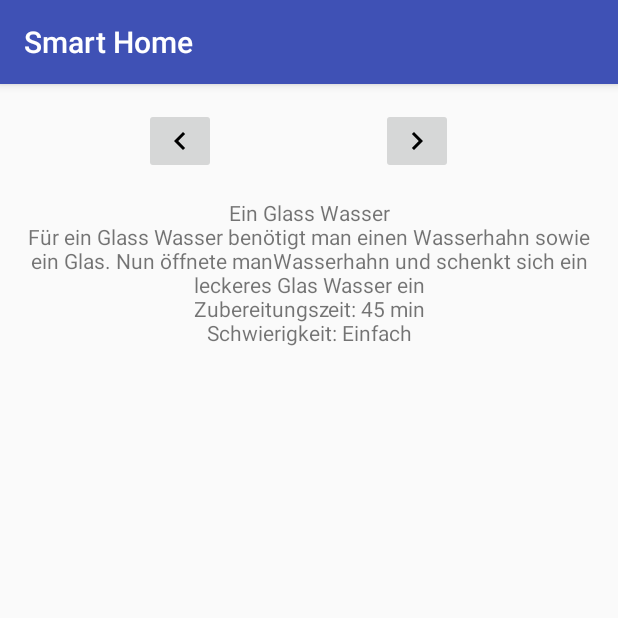
After one commit to beatmachine/UIST, an Android app: the DeviceKochbuchActivity screen opened directly, with no data from a screen before it, on a phone screen of 412 x 824 dp, the top half of it. The commit adds this screen. Run offline under Robolectric (Android 15) with nearby library versions, the light colour scheme and no system bars.

Commit message:
Kochbuch Activity

```diff
--- a/UISTInterface/app/src/main/AndroidManifest.xml
+++ b/UISTInterface/app/src/main/AndroidManifest.xml
@@ -47,10 +47,10 @@
         <activity
             android:name=".DeviceHifiActivity"
             android:screenOrientation="landscape" />
-
-        <activity android:name=".DeviceBlurayPlayerActivity"
-            android:screenOrientation="landscape"></activity>
-
+        <activity
+            android:name=".DeviceBlurayPlayerActivity"
+            android:screenOrientation="landscape" />
+        <activity android:name=".DeviceKochbuchActivity"></activity>
     </application>
 
 </manifest>
--- /dev/null
+++ b/UISTInterface/app/src/main/java/de/uulm/uist/uistinterface/DeviceKochbuchActivity.java
@@ -0,0 +1,96 @@
+package de.uulm.uist.uistinterface;
+
+import android.support.v7.app.AppCompatActivity;
+import android.os.Bundle;
+import android.view.View;
+import android.widget.ImageButton;
+import android.widget.TextView;
+
+/**
+ * Activity for the Kochbuch of the App
+ */
+public class DeviceKochbuchActivity extends AppCompatActivity {
+    //region Constants
+    private final String de_uulm_uist_uistinterface_KOCHREZEPTWASSER = "Ein Glass Wasser\n" +
+            "Für ein Glass Wasser benötigt man einen Wasserhahn sowie ein Glas. Nun öffnete man" +
+            "Wasserhahn und schenkt sich ein leckeres Glas Wasser ein" +
+            "\n" +
+            "Zubereitungszeit: 45 min" +
+            "\n" +
+            "Schwierigkeit: Einfach";
+    private final String getDe_uulm_uist_uistinterface_KOCHREZEPTPUDDING ="Ein Pudding\n"+
+            "Für einen Pudding benötigst du eine Packung Puddingpulver und ein Glas Wasser" +
+            "zum aufkochen. Dies dauert etwas eine halbe Stunde danach kannst du ihn in den " +
+            "Kühlschrank stellen damit er abkühlt." +
+            "\n" +
+            "Zubereitungszeit: 30 min" +
+            "\n" +
+            "Schwierigkeit: Veteran";
+    //endregion
+
+    //region Declaration
+    ImageButton kochbuch_links, kochbuch_rechts;
+
+    TextView kochbuch_rezepte;
+
+    //endregion
+    @Override
+    protected void onCreate(Bundle savedInstanceState) {
+        super.onCreate(savedInstanceState);
+        setContentView(R.layout.activity_device_kochbuch);
+
+        //region Initialization
+        kochbuch_links = (ImageButton) findViewById(R.id.kochbuch_device_imagebutton_links);
+        kochbuch_rechts= (ImageButton) findViewById(R.id.kochbuch_device_imagebutton_rechts);
+
+        kochbuch_rezepte = (TextView) findViewById(R.id.kochbuch_device_textview_rezepte);
+
+        kochbuch_rezepte.setText(de_uulm_uist_uistinterface_KOCHREZEPTWASSER);
+        //endregion
+
+        //region Listener
+        /**
+         * Set a Listener for the left Button
+         */
+        kochbuch_links.setOnClickListener(new View.OnClickListener() {
+            /**
+             * This will be called if the Button is clicked
+             * @param v The view where the click comes from
+             */
+            @Override
+            public void onClick(View v) {
+                if(!kochbuch_rezepte.getText().equals(de_uulm_uist_uistinterface_KOCHREZEPTWASSER))
+                kochbuch_rezepte.setText(de_uulm_uist_uistinterface_KOCHREZEPTWASSER);
+
+                else{
+                    kochbuch_rezepte.setText(getDe_uulm_uist_uistinterface_KOCHREZEPTPUDDING);
+                }
+                }
+
+
+        });
+
+        /**
+         * Set a Listener for the play Button
+         */
+        kochbuch_rechts.setOnClickListener(new View.OnClickListener() {
+            /**
+             * This will be called if the Button is clicked
+             * @param v The view where the click comes from
+             */
+            @Override
+            public void onClick(View v) {
+
+                if(!kochbuch_rezepte.getText().equals(de_uulm_uist_uistinterface_KOCHREZEPTWASSER)){
+                    kochbuch_rezepte.setText(de_uulm_uist_uistinterface_KOCHREZEPTWASSER);
+                 }
+                 else
+                {
+                    kochbuch_rezepte.setText(getDe_uulm_uist_uistinterface_KOCHREZEPTPUDDING);
+                }
+
+            }
+        });
+        //endregion
+    }
+}
--- a/UISTInterface/app/src/main/java/de/uulm/uist/uistinterface/RoomActivity.java
+++ b/UISTInterface/app/src/main/java/de/uulm/uist/uistinterface/RoomActivity.java
@@ -157,7 +157,7 @@ public class RoomActivity extends AppCompatActivity {
                     startActivity(intent);
                 }
                 else if (room.equals(de_uulm_uist_uistinterface_KUECHE)){
-                    Intent intent = new Intent(RoomActivity.this, DeviceFridgeActivity.class);
+                    Intent intent = new Intent(RoomActivity.this, DeviceKochbuchActivity.class);
                     startActivity(intent);
                 }
                 else if (room.equals(de_uulm_uist_uistinterface_BAD)){
--- /dev/null
+++ b/UISTInterface/app/src/main/res/layout/activity_device_kochbuch.xml
@@ -0,0 +1,46 @@
+<?xml version="1.0" encoding="utf-8"?>
+<android.support.constraint.ConstraintLayout xmlns:android="http://schemas.android.com/apk/res/android"
+    xmlns:app="http://schemas.android.com/apk/res-auto"
+    xmlns:tools="http://schemas.android.com/tools"
+    android:layout_width="match_parent"
+    android:layout_height="match_parent"
+    tools:context="de.uulm.uist.uistinterface.DeviceKochbuchActivity">
+
+    <TextView
+        android:id="@+id/kochbuch_device_textview_rezepte"
+        android:layout_width="0dp"
+        android:layout_height="0dp"
+        android:layout_marginBottom="7dp"
+        android:layout_marginLeft="8dp"
+        android:layout_marginRight="8dp"
+        android:layout_marginTop="16dp"
+        android:text="TextView"
+        android:textAlignment="center"
+        app:layout_constraintBottom_toBottomOf="parent"
+        app:layout_constraintHorizontal_bias="0.0"
+        app:layout_constraintLeft_toLeftOf="parent"
+        app:layout_constraintRight_toRightOf="parent"
+        app:layout_constraintTop_toBottomOf="@+id/kochbuch_device_imagebutton_rechts" />
+
+    <ImageButton
+        android:id="@+id/kochbuch_device_imagebutton_links"
+        android:layout_width="wrap_content"
+        android:layout_height="wrap_content"
+        app:srcCompat="@drawable/ic_chevron_left_black_24dp"
+        android:layout_marginLeft="96dp"
+        app:layout_constraintLeft_toLeftOf="parent"
+        android:layout_marginTop="16dp"
+        app:layout_constraintTop_toTopOf="parent" />
+
+    <ImageButton
+        android:id="@+id/kochbuch_device_imagebutton_rechts"
+        android:layout_width="wrap_content"
+        android:layout_height="wrap_content"
+        app:srcCompat="@drawable/ic_chevron_right_black_24dp"
+        android:layout_marginRight="16dp"
+        app:layout_constraintRight_toRightOf="parent"
+        app:layout_constraintLeft_toRightOf="@+id/kochbuch_device_imagebutton_links"
+        android:layout_marginLeft="16dp"
+        app:layout_constraintTop_toTopOf="parent"
+        android:layout_marginTop="16dp" />
+</android.support.constraint.ConstraintLayout>
--- a/UISTInterface/app/src/main/res/values/strings.xml
+++ b/UISTInterface/app/src/main/res/values/strings.xml
@@ -1,6 +1,5 @@
 <resources>
     <string name="app_name">Smart Home</string>
-
     <string name="loudness">0</string>
     <string name="song">0</string>
     <string name="bluray_dvdname">DVD Name:</string>
```
